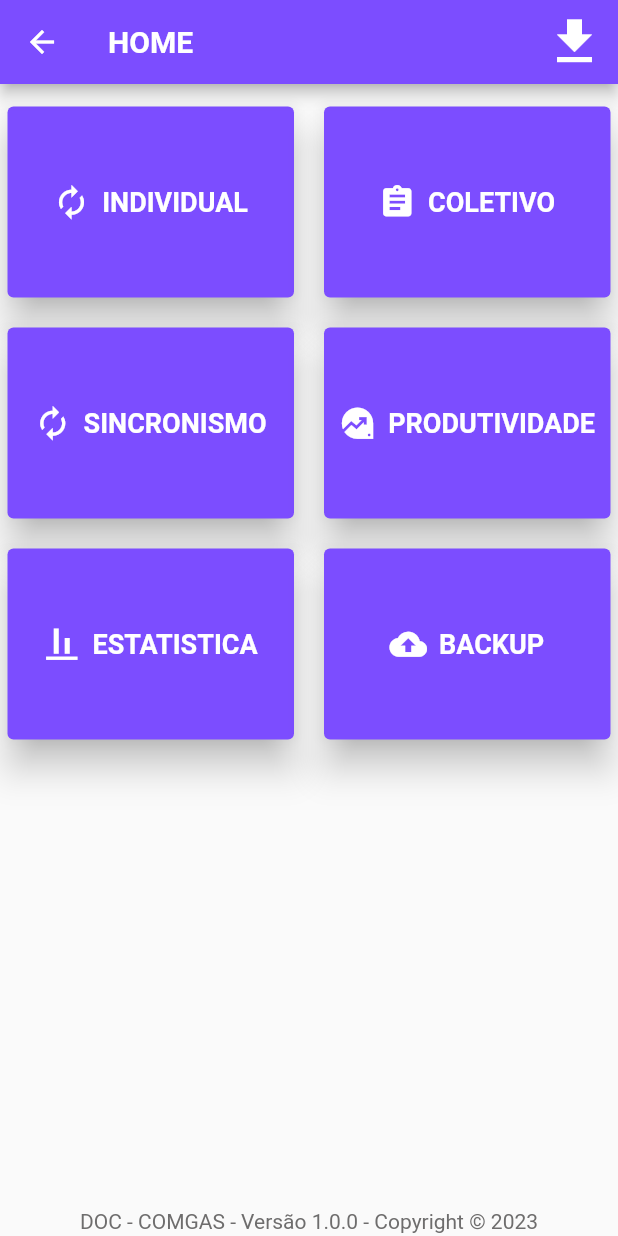
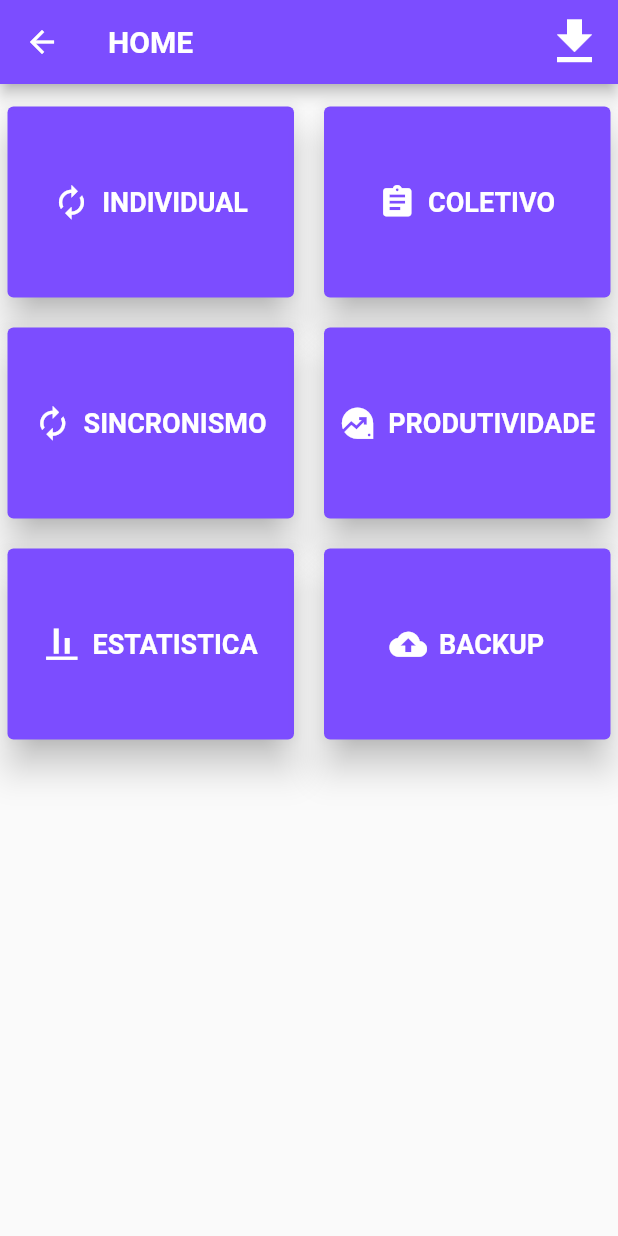
Before and after one commit to fellipeapires/DOC, a Flutter app: the HomeScreen screen opened directly with empty values, on a phone screen of 412 x 824 dp. Run offline on Flutter 3.47's test engine with Material 2 defaults, Android fonts, the phone set to English and light mode, and no system bars; our stand-ins replace internet_connection_checker, sqflite; accounts and stored records are empty; network calls fail; Roboto replaces fonts that are missing (OpenSans).

Commit message:
refatoracao - erro de parenetData Stack

```diff
--- a/MOBILE/app_doc/lib/screen/home_screen.dart
+++ b/MOBILE/app_doc/lib/screen/home_screen.dart
@@ -6,7 +6,6 @@ import 'dart:convert';
 import 'package:app_doc/model/entrega.dart';
 import 'package:app_doc/provider/entrega_provider.dart';
 import 'package:flutter/material.dart';
-import '../component/info_app.dart';
 import '../model/user.dart';
 import '../util/app_routes.dart';
 import '../util/utility.dart';
@@ -245,8 +244,6 @@ class _HomeScreenState extends State<HomeScreen> {
           //     ),
           //   ],
           // ),
-          Stack(
-        children: [
           GridView(
               padding: const EdgeInsets.fromLTRB(5, 15, 5, 15),
               gridDelegate: SliverGridDelegateWithMaxCrossAxisExtent(
@@ -383,10 +380,6 @@ class _HomeScreenState extends State<HomeScreen> {
               ),
             ),
           ]),
-          const Spacer(),
-          InfoApp(user),
-        ],
-      ),
     );
   }
 }
```
Lines whose indentation alone changed are shown as unchanged.
